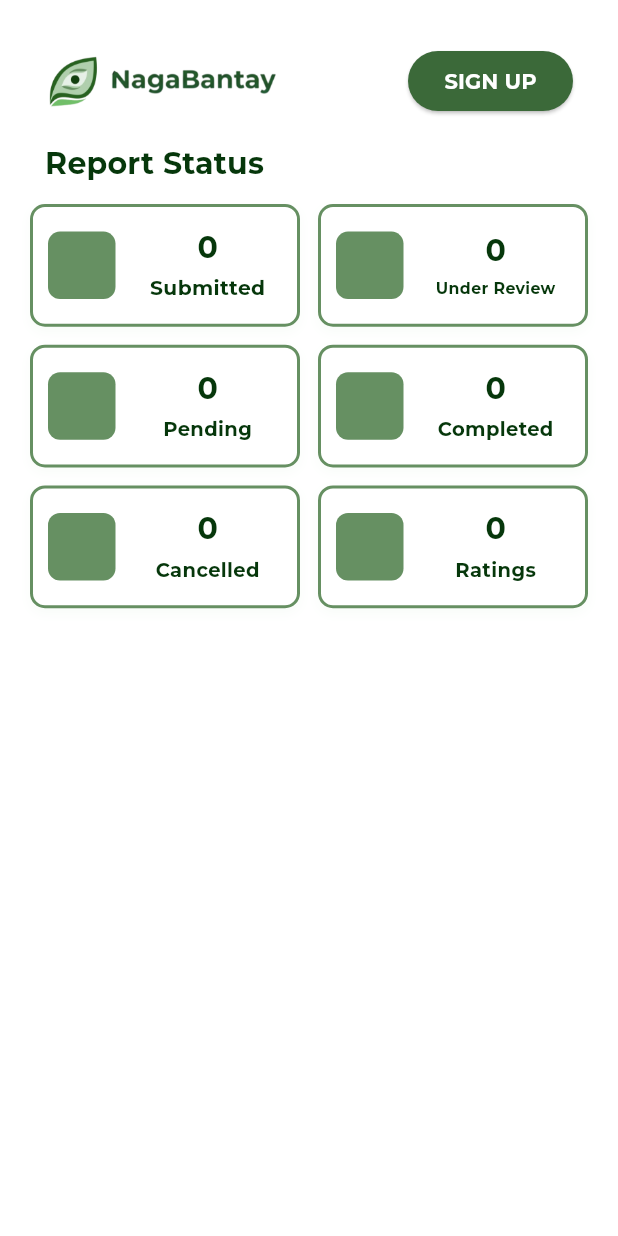
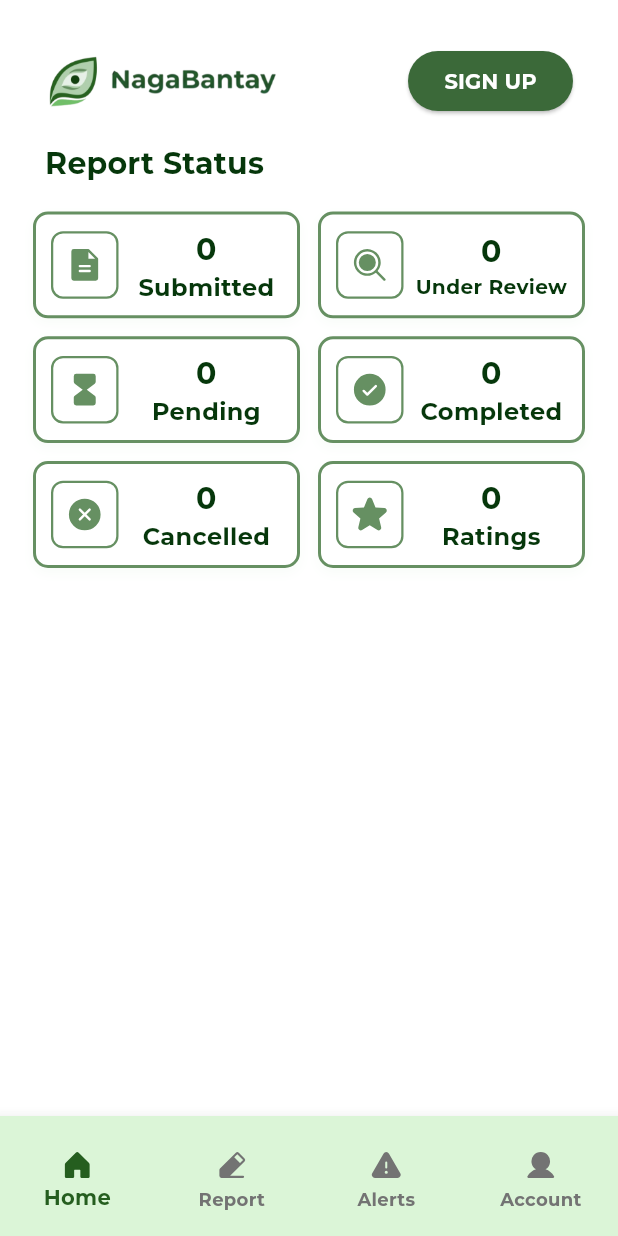
Before and after one commit to vencerlao/NagaBantay-mobile-app, a Flutter app: the screen it shows after launch, on a phone screen of 412 x 824 dp. Run offline on Flutter 3.47's test engine with Material 3 defaults, Android fonts, the phone set to English and light mode, and no system bars; our stand-ins replace phosphor_flutter.

Commit message:
nagabantay | updated homepage, navigation bar, and additional pages

```diff
--- a/lib/main.dart
+++ b/lib/main.dart
@@ -1,6 +1,7 @@
 import 'package:flutter/material.dart';
 import 'package:nagabantay_mobile_app/pages/signup_page.dart';
 import 'package:nagabantay_mobile_app/pages/splash_page.dart';
+import 'package:nagabantay_mobile_app/widgets/navigation_bar.dart';
 
 void main() {
   runApp(const MyApp());
--- /dev/null
+++ b/lib/pages/account_page.dart
@@ -0,0 +1,12 @@
+import 'package:flutter/material.dart';
+
+class AccountPage extends StatelessWidget {
+  const AccountPage({super.key});
+
+  @override
+  Widget build(BuildContext context) {
+    return const Center(
+      child: Text('Account Page', style: TextStyle(fontSize: 20)),
+    );
+  }
+}
--- /dev/null
+++ b/lib/pages/alerts_page.dart
@@ -0,0 +1,12 @@
+import 'package:flutter/material.dart';
+
+class AlertsPage extends StatelessWidget {
+  const AlertsPage({super.key});
+
+  @override
+  Widget build(BuildContext context) {
+    return const Center(
+      child: Text('Alerts Page', style: TextStyle(fontSize: 20)),
+    );
+  }
+}
--- a/lib/pages/home_page.dart
+++ b/lib/pages/home_page.dart
@@ -1,24 +1,30 @@
 import 'package:flutter/material.dart';
 import 'package:nagabantay_mobile_app/pages/signup_page.dart';
+import 'package:phosphor_flutter/phosphor_flutter.dart';
 
 class HomePage extends StatelessWidget {
   const HomePage({super.key});
 
   @override
   Widget build(BuildContext context) {
-    // helper to build each dashboard tile
-    Widget buildTile(String label, double fontSize) {
+    Widget buildTile(String label, IconData iconData) {
+      return LayoutBuilder(
+        builder: (context, constraints) {
+          double fontSize = constraints.maxWidth * 0.15;
+          fontSize = fontSize.clamp(10, 16);
+
           return InkWell(
-        onTap: () {
-          // TODO: wire navigation when destination is decided
-        },
+            onTap: () {},
             borderRadius: BorderRadius.circular(10),
             child: Container(
               padding: const EdgeInsets.all(10),
               decoration: BoxDecoration(
                 color: Colors.white,
                 borderRadius: BorderRadius.circular(10),
-            border: Border.all(color: const Color(0xFF669062), width: 2),
+                border: Border.all(
+                  color: const Color(0xFF669062),
+                  width: 2,
+                ),
                 boxShadow: [
                   BoxShadow(
                     color: const Color.fromRGBO(76, 175, 80, 0.04),
@@ -29,47 +35,61 @@
               ),
               child: Row(
                 children: [
-              // Dark green square for icon placeholder
+                  // Hollow box, FILLED icon
                   Container(
                     width: 45,
                     height: 45,
                     decoration: BoxDecoration(
-                  color: const Color(0xFF669062), // dark green
+                      color: Colors.transparent,
                       borderRadius: BorderRadius.circular(8),
+                      border: Border.all(
+                        color: const Color(0xFF669062),
+                        width: 1.5,
                       ),
-                // placeholder for future icon
-                child: const SizedBox.shrink(),
                     ),
-              const SizedBox(width: 12),
-
-              // Count and label (centered)
+                    child: Icon(
+                      iconData, // filled (bold) icon
+                      color: const Color(0xFF669062),
+                      size: 26,
+                    ),
+                  ),
+                  const SizedBox(width: 8),
                   Expanded(
                     child: Column(
-                  crossAxisAlignment: CrossAxisAlignment.center,
                       mainAxisAlignment: MainAxisAlignment.center,
                       children: [
                         Text(
                           '0',
                           textAlign: TextAlign.center,
-                      style: Theme.of(context).textTheme.titleLarge?.copyWith(
-                            fontSize: 20,
+                          style: Theme.of(context)
+                              .textTheme
+                              .titleLarge
+                              ?.copyWith(
+                            fontSize: fontSize + 4,
                             color: const Color(0xFF06370B),
                             fontVariations: const [
-                              FontVariation('wght', 700), // <-- this makes it bold
+                              FontVariation('wght', 700)
                             ],
                           ),
                         ),
-                    const SizedBox(height: 6),
-                    Text(
+                        const SizedBox(height: 4),
+                        FittedBox(
+                          fit: BoxFit.scaleDown,
+                          child: Text(
                             label,
                             textAlign: TextAlign.center,
-                      style: Theme.of(context).textTheme.bodyMedium?.copyWith(
+                            style: Theme.of(context)
+                                .textTheme
+                                .bodyMedium
+                                ?.copyWith(
                               fontFamily: 'Montserrat',
                               fontSize: fontSize,
                               color: const Color(0xFF06370B),
+                              height: 1.1,
                               fontVariations: const [
-                              FontVariation('wght', 700), // <-- this makes it bold
+                                FontVariation('wght', 700)
                               ],
+                            ),
                           ),
                         ),
                       ],
@@ -79,66 +99,93 @@
               ),
             ),
           );
+        },
+      );
     }
 
+    // FILLED icons = Bold variants (v1.2.1 compatible)
     final tiles = [
-      {'label': 'Submitted', 'size': 13.5},
-      {'label': 'Under ''Review', 'size': 10.5}, // Smaller because it's a long word
-      {'label': 'Pending', 'size': 13.0},
-      {'label': 'Completed', 'size': 13.0},
-      {'label': 'Cancelled', 'size': 13.0},
-      {'label': 'Ratings', 'size': 13.0}, // Larger just for example
+      {
+        'label': 'Submitted',
+        'icon': PhosphorIcons.fileTextFill,
+      },
+      {
+        'label': 'Under Review',
+        'icon': PhosphorIcons.magnifyingGlassFill,
+      },
+      {
+        'label': 'Pending',
+        'icon': PhosphorIcons.hourglassFill,
+      },
+      {
+        'label': 'Completed',
+        'icon': PhosphorIcons.checkCircleFill,
+      },
+      {
+        'label': 'Cancelled',
+        'icon': PhosphorIcons.xCircleFill,
+      },
+      {
+        'label': 'Ratings',
+        'icon': PhosphorIcons.starFill,
+      },
     ];
 
     return Scaffold(
-      // Make the entire screen white so the white background occupies the whole viewport
       backgroundColor: Colors.white,
       body: SafeArea(
         child: Padding(
-          padding: const EdgeInsets.all(12.0),
-          // Removed the inner decorated Container so the Scaffold's white fills the screen
+          padding: const EdgeInsets.all(12),
           child: Column(
             crossAxisAlignment: CrossAxisAlignment.start,
             children: [
-              // Top header: left image and right SIGN UP button
+              // Header
               Padding(
                 padding: const EdgeInsets.fromLTRB(18, 18, 18, 8),
                 child: Row(
                   children: [
-                    // Left: nagabantay header image (constrained & fits)
                     ConstrainedBox(
-                      constraints: const BoxConstraints(maxWidth: 220, maxHeight: 56),
+                      constraints: const BoxConstraints(
+                        maxWidth: 220,
+                        maxHeight: 56,
+                      ),
                       child: Image.asset(
                         'assets/images/nagabantay_header.png',
                         height: 42,
                         fit: BoxFit.contain,
-                        errorBuilder: (context, error, stackTrace) => const SizedBox.shrink(),
+                        errorBuilder: (_, __, ___) =>
+                        const SizedBox.shrink(),
                       ),
                     ),
-
                     const Spacer(),
-
-                    // Right: SIGN UP button that navigates to SignUpPage
                     ElevatedButton(
                       onPressed: () {
                         Navigator.of(context).push(
-                          MaterialPageRoute(builder: (_) => const SignUpPage()),
+                          MaterialPageRoute(
+                            builder: (_) => const SignUpPage(),
+                          ),
                         );
                       },
                       style: ElevatedButton.styleFrom(
-                        backgroundColor: Theme.of(context).colorScheme.primary,
+                        backgroundColor:
+                        Theme.of(context).colorScheme.primary,
                         shape: const StadiumBorder(),
-                        padding: const EdgeInsets.symmetric(horizontal: 10, vertical: 10),
+                        padding: const EdgeInsets.symmetric(
+                          horizontal: 10,
+                          vertical: 10,
+                        ),
                         minimumSize: const Size(110, 20),
                       ),
                       child: Text(
                         'SIGN UP',
-                        style: Theme.of(context).textTheme.labelLarge?.copyWith(
+                        style: Theme.of(context)
+                            .textTheme
+                            .labelLarge
+                            ?.copyWith(
                           color: Colors.white,
-                              fontWeight: FontWeight.w700,
                           fontFamily: 'Montserrat',
                           fontVariations: const [
-                                FontVariation('wght', 700), // <-- this makes it bold
+                            FontVariation('wght', 700)
                           ],
                         ),
                       ),
@@ -147,45 +194,51 @@
                 ),
               ),
 
-              // Report Status text beneath the header
+              // Title
               Padding(
                 padding: const EdgeInsets.fromLTRB(18, 8, 18, 12),
                 child: Text(
                   'Report Status',
-                  style: Theme.of(context).textTheme.titleMedium?.copyWith(
+                  style: Theme.of(context)
+                      .textTheme
+                      .titleMedium
+                      ?.copyWith(
                     fontSize: 20,
                     fontFamily: 'Montserrat',
-                        fontWeight: FontWeight.w600, color: Color(0xFF06370B),
+                    color: const Color(0xFF06370B),
                     fontVariations: const [
-                          FontVariation('wght', 700), // <-- this makes it bold
+                      FontVariation('wght', 700)
                     ],
                   ),
                 ),
               ),
 
-              // Dashboard grid (2 columns x 3 rows)
-              Expanded(
-                child: Padding(
-                  padding: const EdgeInsets.symmetric(horizontal: 8.0),
+              // Grid (no green background)
+              Padding(
+                padding:
+                const EdgeInsets.symmetric(horizontal: 10, vertical: 5),
                 child: GridView.builder(
+                  physics: const NeverScrollableScrollPhysics(),
+                  shrinkWrap: true,
                   itemCount: tiles.length,
-                    gridDelegate: const SliverGridDelegateWithFixedCrossAxisCount(
-                      crossAxisCount: 2,
+                  gridDelegate:
+                  SliverGridDelegateWithFixedCrossAxisCount(
+                    crossAxisCount:
+                    MediaQuery.of(context).size.width > 600 ? 3 : 2,
                     crossAxisSpacing: 12,
                     mainAxisSpacing: 12,
-                      childAspectRatio: 2.2,
+                    childAspectRatio:
+                    MediaQuery.of(context).size.width /
+                        (MediaQuery.of(context).size.height / 5),
                   ),
                   itemBuilder: (context, index) {
-                      final tile = tiles[index];
-                      final label = tile['label'] as String;
-                      final size = tile['size'] as double;
-                      return buildTile(label, size);
+                    return buildTile(
+                      tiles[index]['label'] as String,
+                      tiles[index]['icon'] as IconData,
+                    );
                   },
                 ),
               ),
-              ),
-
-              // Fill rest of the screen for content
             ],
           ),
         ),
--- a/lib/pages/splash_page.dart
+++ b/lib/pages/splash_page.dart
@@ -1,7 +1,7 @@
 import 'dart:async';
 
 import 'package:flutter/material.dart';
-import 'package:nagabantay_mobile_app/pages/home_page.dart';
+import 'package:nagabantay_mobile_app/widgets/navigation_bar.dart';
 
 class SplashPage extends StatefulWidget {
   const SplashPage({super.key});
@@ -21,7 +21,7 @@
     Timer(const Duration(milliseconds: 1800), () {
       if (mounted) {
         Navigator.of(context).pushReplacement(
-          MaterialPageRoute(builder: (_) => const HomePage()),
+          MaterialPageRoute(builder: (_) => const NagabantayNavBar()),
         );
       }
     });
--- /dev/null
+++ b/lib/widgets/navigation_bar.dart
@@ -0,0 +1,98 @@
+import 'package:flutter/material.dart';
+import 'package:phosphor_flutter/phosphor_flutter.dart';
+
+import '../pages/home_page.dart';
+import '../pages/report_page.dart';
+import '../pages/alerts_page.dart';
+import '../pages/account_page.dart';
+
+class NagabantayNavBar extends StatefulWidget {
+  const NagabantayNavBar({super.key});
+
+  @override
+  State<NagabantayNavBar> createState() => _NagabantayNavBarState();
+}
+
+class _NagabantayNavBarState extends State<NagabantayNavBar> {
+  int _currentIndex = 0;
+
+  final List<Widget> _pages = const [
+    HomePage(),
+    ReportPage(),
+    AlertsPage(),
+    AccountPage(),
+  ];
+
+  @override
+  Widget build(BuildContext context) {
+    return Scaffold(
+      body: _pages[_currentIndex],
+
+      bottomNavigationBar: SizedBox(
+        height: 80, // adjust (72–88 is a good range)
+        child: BottomNavigationBar(
+          currentIndex: _currentIndex,
+          type: BottomNavigationBarType.fixed,
+          backgroundColor: const Color(0xFFDBF5D7),
+          selectedItemColor: const Color(0xFF255E1F),
+          unselectedItemColor: const Color(0xFF737373),
+
+          iconSize: 22,
+
+          selectedLabelStyle: const TextStyle(
+            fontFamily: 'Montserrat',
+            fontSize: 14,
+            fontVariations: [
+              FontVariation('wght', 700),
+            ],
+          ),
+
+          unselectedLabelStyle: const TextStyle(
+            fontFamily: 'Montserrat',
+            fontSize: 12,
+            fontVariations: [
+              FontVariation('wght', 700),
+            ],
+          ),
+
+          onTap: (index) {
+            setState(() {
+              _currentIndex = index;
+            });
+          },
+
+          items: const [
+            BottomNavigationBarItem(
+              icon: Padding(
+                padding: EdgeInsets.only(top: 6),
+                child: Icon(PhosphorIcons.houseFill),
+              ),
+              label: 'Home',
+            ),
+            BottomNavigationBarItem(
+              icon: Padding(
+                padding: EdgeInsets.only(top: 6),
+                child: Icon(PhosphorIcons.pencilSimpleLineFill),
+              ),
+              label: 'Report',
+            ),
+            BottomNavigationBarItem(
+              icon: Padding(
+                padding: EdgeInsets.only(top: 6),
+                child: Icon(PhosphorIcons.warningFill),
+              ),
+              label: 'Alerts',
+            ),
+            BottomNavigationBarItem(
+              icon: Padding(
+                padding: EdgeInsets.only(top: 6),
+                child: Icon(PhosphorIcons.userFill),
+              ),
+              label: 'Account',
+            ),
+          ],
+        ),
+      ),
+    );
+  }
+}
```
Also changed, not shown: assets/images/nagabantay_app_logo.png (deleted), 1 other file. Lines whose indentation alone changed are shown as unchanged.
